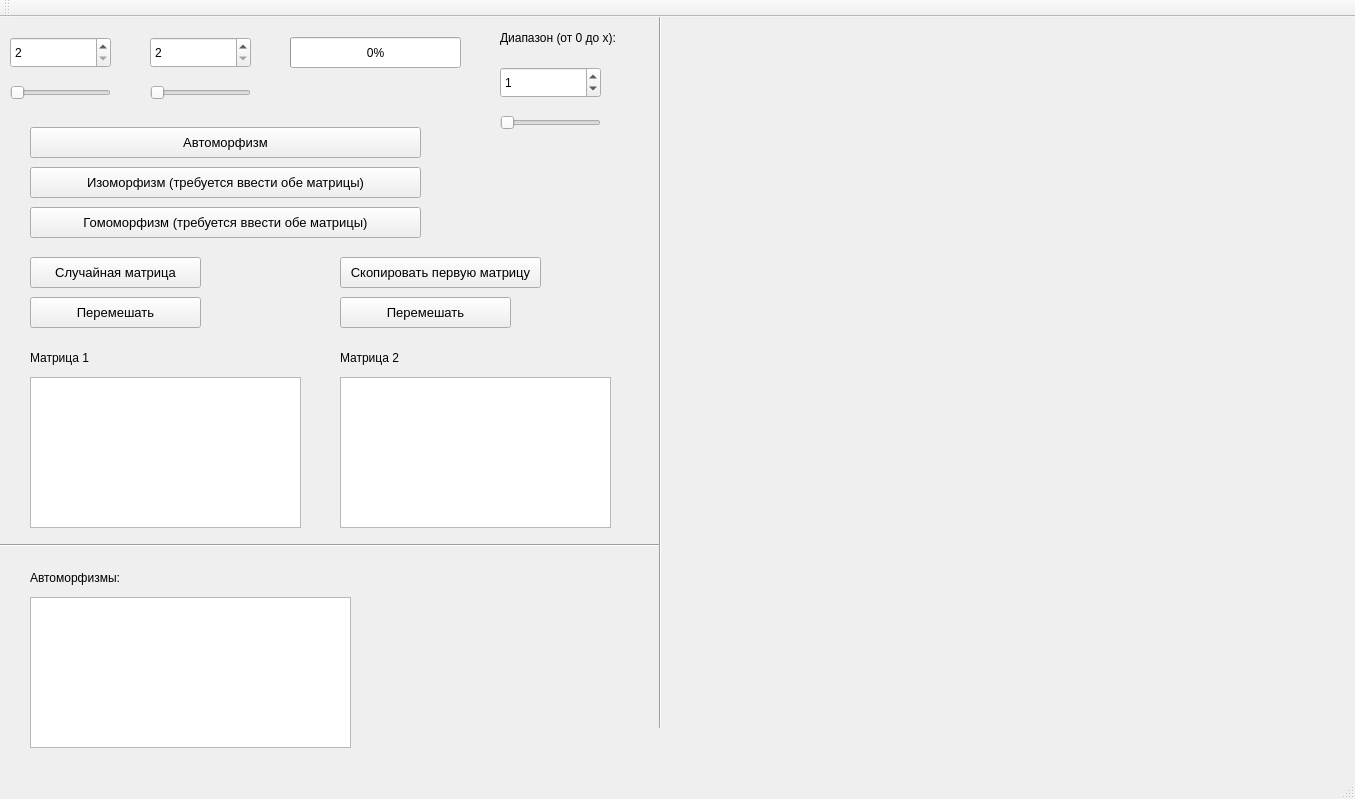
First picture: the form in CourseWork/ui/mainwindow.ui, repository fullincome/GraphMorphism, before the edit.
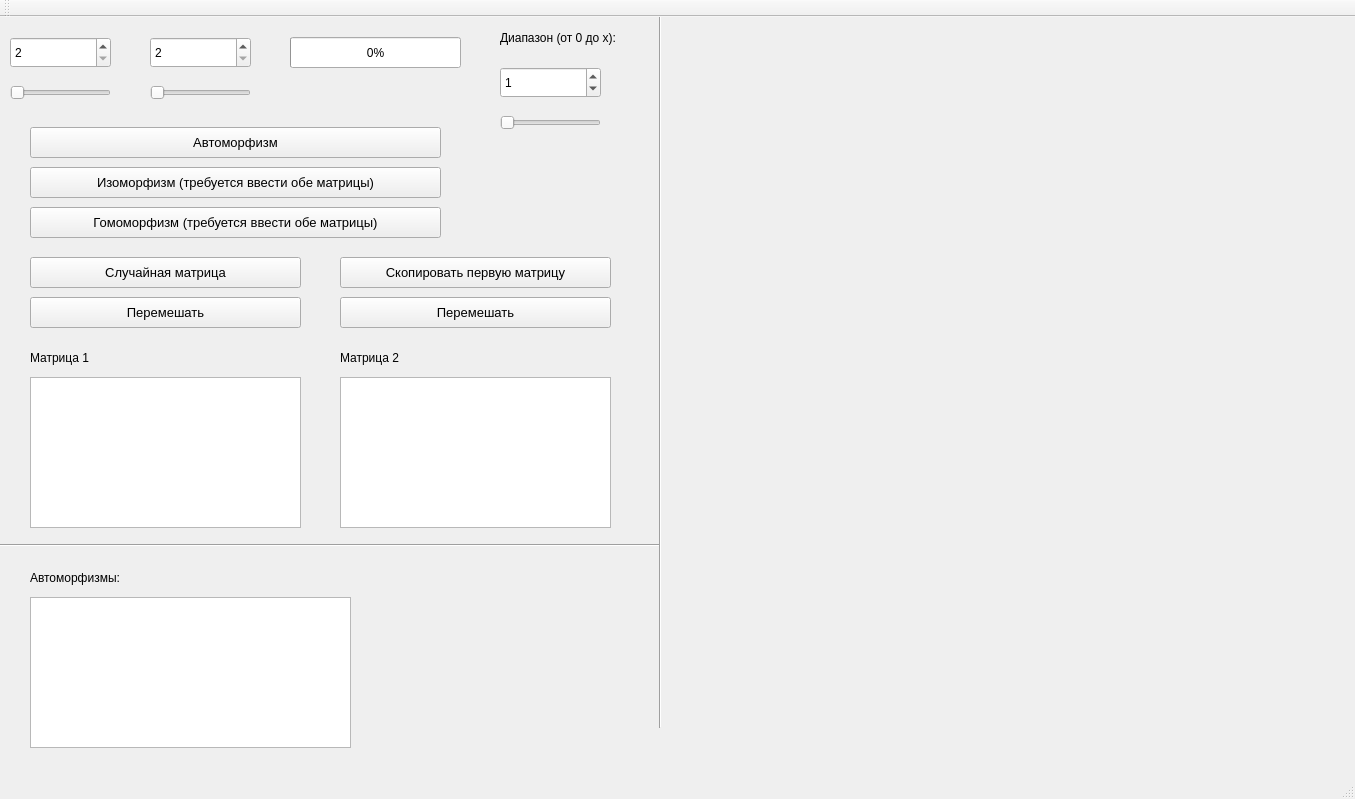
Second picture: the form after the edit. Custom widgets are drawn as their Qt base class.

The edit to the form file:
```diff
--- a/CourseWork/ui/mainwindow.ui
+++ b/CourseWork/ui/mainwindow.ui
@@ -32,7 +32,7 @@
      <rect>
       <x>30</x>
       <y>240</y>
-      <width>171</width>
+      <width>271</width>
       <height>31</height>
      </rect>
     </property>
@@ -110,7 +110,7 @@
      <rect>
       <x>30</x>
       <y>110</y>
-      <width>391</width>
+      <width>411</width>
       <height>31</height>
      </rect>
     </property>
@@ -157,7 +157,7 @@
      <rect>
       <x>30</x>
       <y>280</y>
-      <width>171</width>
+      <width>271</width>
       <height>31</height>
      </rect>
     </property>
@@ -185,7 +185,7 @@
      <rect>
       <x>30</x>
       <y>150</y>
-      <width>391</width>
+      <width>411</width>
       <height>31</height>
      </rect>
     </property>
@@ -205,7 +205,7 @@
      <rect>
       <x>30</x>
       <y>190</y>
-      <width>391</width>
+      <width>411</width>
       <height>31</height>
      </rect>
     </property>
@@ -386,7 +386,7 @@
      <rect>
       <x>340</x>
       <y>240</y>
-      <width>201</width>
+      <width>271</width>
       <height>31</height>
      </rect>
     </property>
@@ -404,7 +404,7 @@
      <rect>
       <x>340</x>
       <y>280</y>
-      <width>171</width>
+      <width>271</width>
       <height>31</height>
      </rect>
     </property>
```
Left out of the diff: 2 changed lines with no effect on the pictures.
